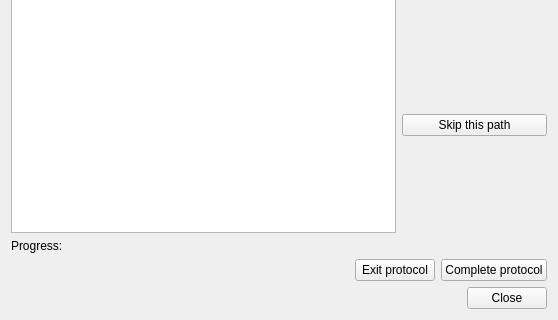
First picture: the form in neurolabi/gui/protocols/focusedpathprotocol.ui, repository janelia-flyem/NeuTu, before the edit; both pictures show x 0 to 558 and y 156 to 476 of the 558 by 476 pixel window.
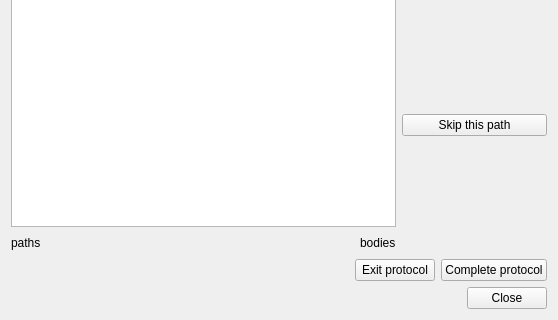
Second picture: the form after the edit.

Commit message: skip button apparently working; implemented first pass at progress indicator

The edit to the form file:
```diff
--- a/neurolabi/gui/protocols/focusedpathprotocol.ui
+++ b/neurolabi/gui/protocols/focusedpathprotocol.ui
@@ -55,11 +55,41 @@
         </widget>
        </item>
        <item>
-        <widget class="QLabel" name="progressLabel">
-         <property name="text">
-          <string>Progress:</string>
+        <layout class="QHBoxLayout" name="horizontalLayout_3">
+         <property name="bottomMargin">
+          <number>0</number>
          </property>
-        </widget>
+         <item>
+          <widget class="QLabel" name="progressLabel1">
+           <property name="text">
+            <string>paths</string>
+           </property>
+          </widget>
+         </item>
+         <item>
+          <spacer name="horizontalSpacer_2">
+           <property name="orientation">
+            <enum>Qt::Horizontal</enum>
+           </property>
+           <property name="sizeHint" stdset="0">
+            <size>
+             <width>40</width>
+             <height>20</height>
+            </size>
+           </property>
+          </spacer>
+         </item>
+         <item>
+          <widget class="QLabel" name="progressLabel2">
+           <property name="text">
+            <string>bodies</string>
+           </property>
+           <property name="alignment">
+            <set>Qt::AlignLeading|Qt::AlignLeft|Qt::AlignVCenter</set>
+           </property>
+          </widget>
+         </item>
+        </layout>
        </item>
       </layout>
      </item>
```
The commit also changes 1 other file.
